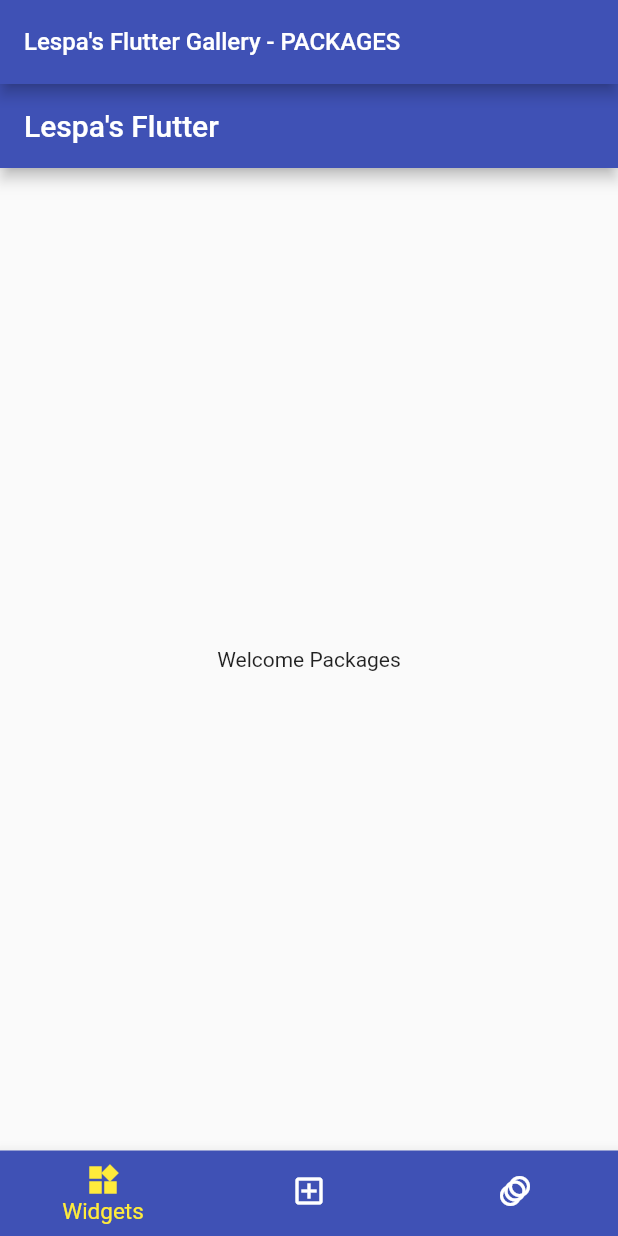
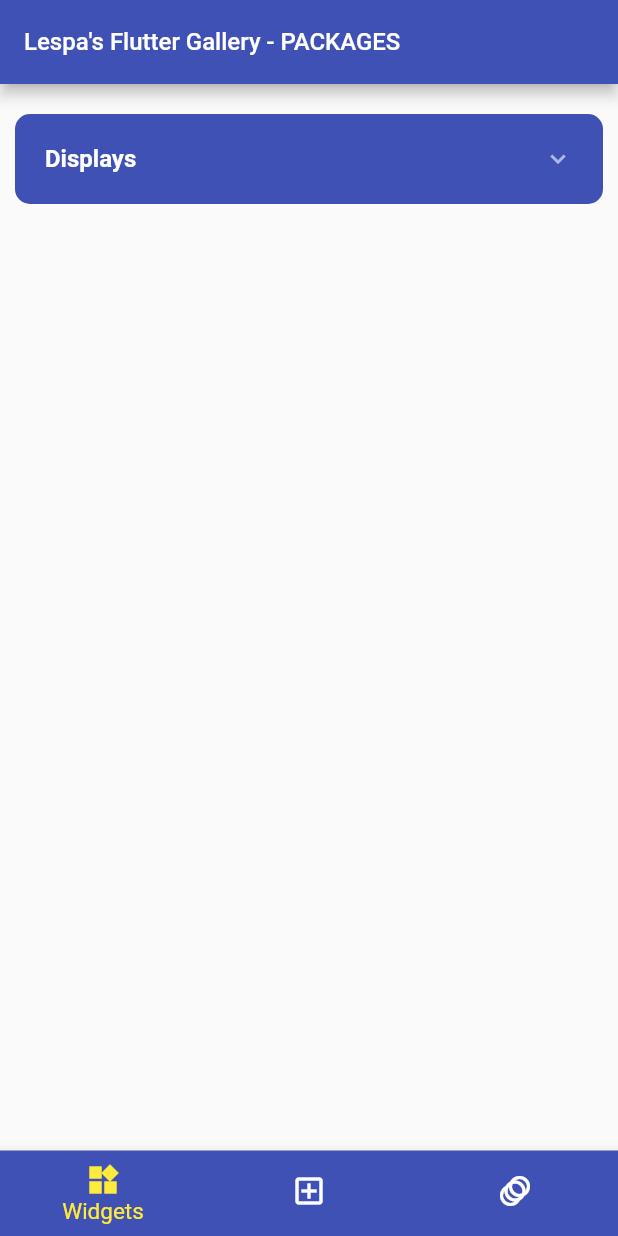
Before and after one commit to MLesky/Lespa-s-Flutter-Gallery, a Flutter app: the PackagesScreen screen opened by its route, on a phone screen of 412 x 824 dp. Run offline on Flutter 3.47's test engine with Material 2 defaults, Android fonts, the phone set to English and light mode, and no system bars; drawn by our look-alikes of accordion; our stand-ins replace go_router, syncfusion_flutter_sliders.

Commit message:
rearranged for packages

```diff
--- /dev/null
+++ b/lib/components/widget_builds.dart
@@ -0,0 +1,25 @@
+import 'package:accordion/accordion_section.dart';
+import 'package:flutter/material.dart';
+import 'package:go_router/go_router.dart';
+
+AccordionSection buildAccordionSection(BuildContext context,
+    {required String title, required List accordionItems}) {
+  return AccordionSection(
+      header: Text(title,
+          style: const TextStyle(
+              color: Colors.white,
+              fontWeight: FontWeight.w700,
+              fontSize: 16.0)),
+      content: Column(
+          children: accordionItems
+              .map((accordionItem) => Card(
+              color: Colors.white70,
+              elevation: 2.0,
+              child: ListTile(
+                title: Text(accordionItem['title'], style: const TextStyle(color: Colors.indigo),),
+                onTap: () {
+                  context.push(accordionItem['path']);
+                },
+              )))
+              .toList()));
+}
--- a/lib/pages/packages.dart
+++ b/lib/pages/packages.dart
@@ -1,4 +1,7 @@
+import 'package:accordion/accordion.dart';
 import 'package:flutter/material.dart';
+
+import '../components/widget_builds.dart';
 
 class PackagesScreen extends StatefulWidget {
   const PackagesScreen({super.key});
@@ -11,11 +14,19 @@ class _PackagesScreenState extends State<PackagesScreen> {
 
   @override
   Widget build(BuildContext context) {
-    return Scaffold(
-      appBar: AppBar(
-        title: const Text('Lespa\'s Flutter'),
-      ),
-      body: const Center(child: Text("Welcome Packages")),
+    List<AccordionSection> sections = [
+      buildAccordionSection(context, title: "Displays", accordionItems: mediaExamples),
+    ];
+
+    return Accordion(
+      maxOpenSections: 1,
+      scaleWhenAnimating: false,
+      headerPadding: const EdgeInsets.all(20),
+      children: sections,
     );
   }
 }
+
+List<Map<String, String>> mediaExamples = [
+  {'title': 'Video Player', 'path': '/packages/video-player'},
+];
```
Also changed, not shown: lib/pages/widgets.dart (+6 -28 lines).
